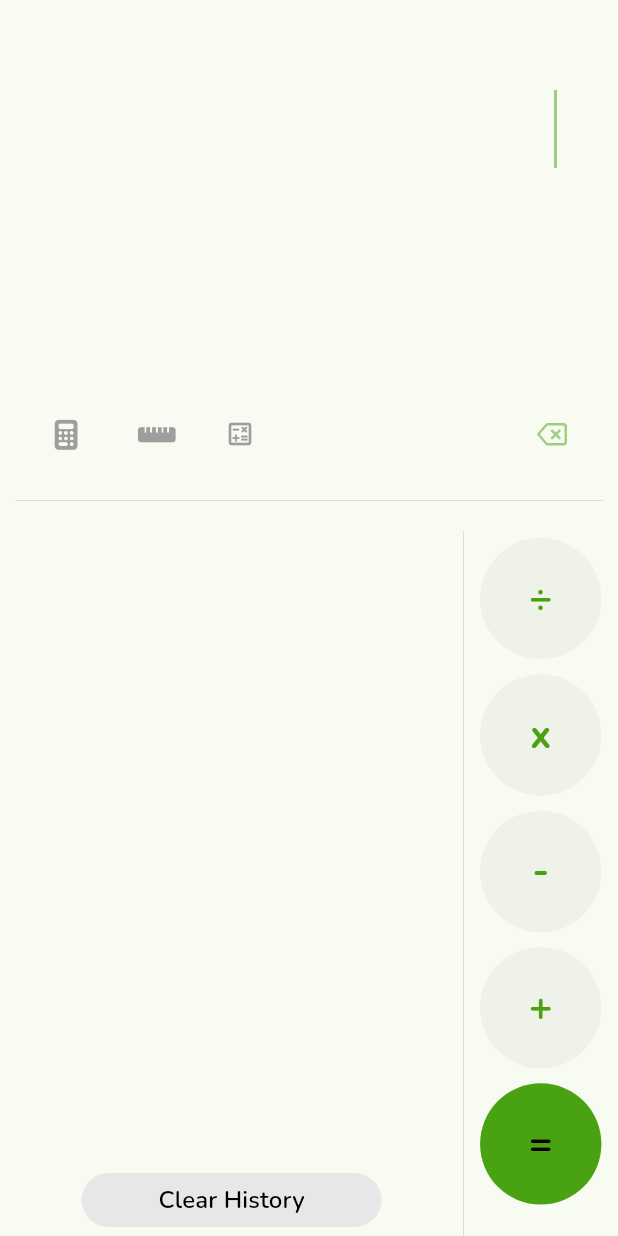
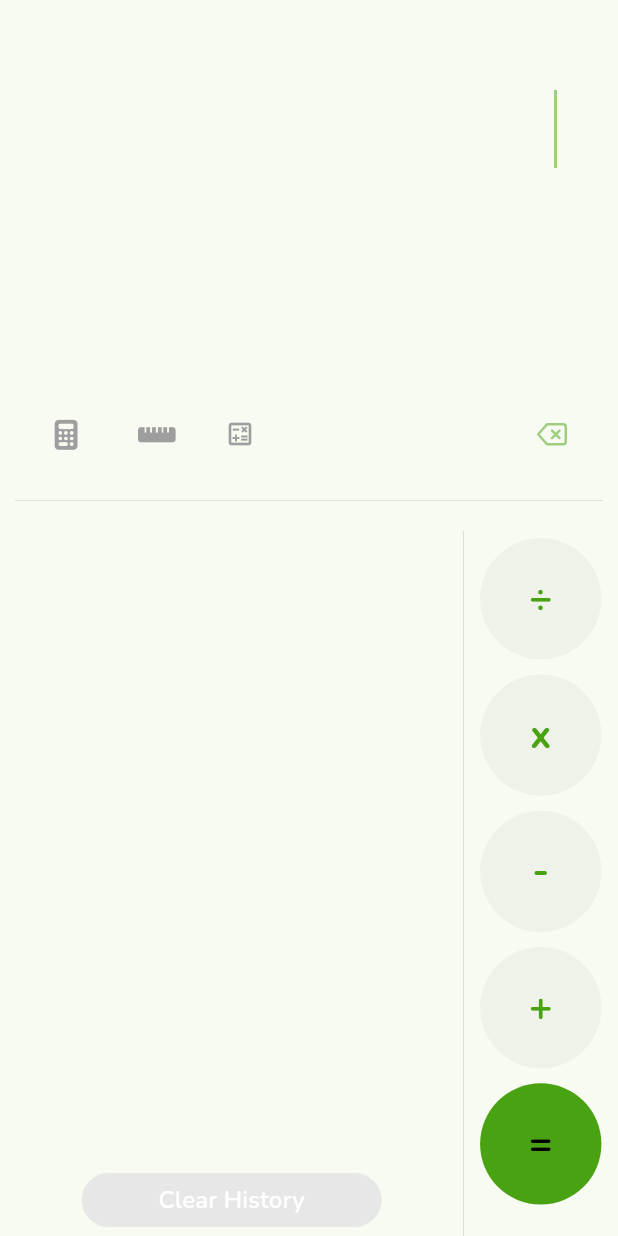
Before and after one commit to MrKhay/Samsung-Calculator-Clone, a Flutter app: the screen it shows after launch, after a tap on an icon or button, on a phone screen of 412 x 824 dp. Run offline on Flutter 3.47's test engine with Material 2 defaults, Android fonts, the phone set to English and light mode, and no system bars; our stand-ins replace bloc, equatable, flutter_bloc, flutter_feather_icons, fluttertoast, font_awesome_flutter and 3 more; accounts and stored records are empty.

Commit message:
update to ui

```diff
--- a/lib/core/themes/app_theme.dart
+++ b/lib/core/themes/app_theme.dart
@@ -12,7 +12,7 @@ class AppTheme {
       seedColor: Colors.green,
       background: Colors.white,
       secondary: Colors.black,
-      primary: Colors.black,
+      onBackground: Colors.black,
     ),
     visualDensity: VisualDensity.adaptivePlatformDensity,
     buttonTheme: ButtonThemeData(
@@ -38,7 +38,7 @@ class AppTheme {
         background: Colors.black,
         brightness: Brightness.dark,
         surface: Colors.black,
-        primary: Colors.white,
+        onBackground: Colors.white,
       ),
       visualDensity: VisualDensity.adaptivePlatformDensity,
       buttonTheme: ButtonThemeData(
--- a/lib/data/models/buttondata.dart
+++ b/lib/data/models/buttondata.dart
@@ -56,15 +56,15 @@ const List<ButtonData> buttonNumbersAndOperatosGrid = [
   ButtonData(buttonText: '7'),
   ButtonData(buttonText: '8'),
   ButtonData(buttonText: '9'),
-  ButtonData(buttonText: 'x'),
+  ButtonData(buttonText: 'x', textColor: greenColor),
   ButtonData(buttonText: '4'),
   ButtonData(buttonText: '5'),
   ButtonData(buttonText: '6'),
-  ButtonData(buttonText: '-'),
+  ButtonData(buttonText: '-', textColor: greenColor),
   ButtonData(buttonText: '1'),
   ButtonData(buttonText: '2'),
   ButtonData(buttonText: '3'),
-  ButtonData(buttonText: '+'),
+  ButtonData(buttonText: '+', textColor: greenColor),
   ButtonData(buttonText: '+/-'),
   ButtonData(buttonText: '0'),
   ButtonData(buttonText: '.'),
--- a/lib/presentation/common_widgets/custom_button.dart
+++ b/lib/presentation/common_widgets/custom_button.dart
@@ -92,7 +92,7 @@ class CustomButtonState extends State<CustomButton>
                   color: operatorsWithSpecialColors
                           .contains(widget.buttonData.buttonText)
                       ? buttonData.textColor
-                      : Theme.of(context).colorScheme.primary,
+                      : Theme.of(context).colorScheme.onBackground,
                 ),
               ));
         },
--- a/lib/presentation/screens/home_screen/home_screen.dart
+++ b/lib/presentation/screens/home_screen/home_screen.dart
@@ -227,7 +227,9 @@ class _HomeScreenState extends State<HomeScreen> with TickerProviderStateMixin {
                                 style: customFont(
                                   fontWeight: FontWeight.bold,
                                   fontSize: 35,
-                                  color: Theme.of(context).colorScheme.primary,
+                                  color: Theme.of(context)
+                                      .colorScheme
+                                      .onBackground,
                                 ),
                               ),
                             ),
@@ -527,7 +529,7 @@ class _HomeScreenState extends State<HomeScreen> with TickerProviderStateMixin {
                                                   fontSize: 20,
                                                   color: Theme.of(context)
                                                       .colorScheme
-                                                      .primary,
+                                                      .onBackground,
                                                 ),
                                               ),
                                             ),
--- a/lib/presentation/screens/home_screen/widgets/calculation_histroy.dart
+++ b/lib/presentation/screens/home_screen/widgets/calculation_histroy.dart
@@ -92,13 +92,15 @@ class _CalculationHistroyState extends State<CalculationHistroy> {
           color: greyColor,
           minWidth: 200,
           elevation: 0,
-          shape:
-              RoundedRectangleBorder(borderRadius: BorderRadius.circular(20)),
+          shape: RoundedRectangleBorder(
+            borderRadius: BorderRadius.circular(20),
+          ),
           child: Text(
             clearHistory,
             style: customFont(
-                color: Theme.of(context).colorScheme.primary,
-                fontWeight: FontWeight.w600),
+              color: Theme.of(context).colorScheme.background,
+              fontWeight: FontWeight.w600,
+            ),
           ),
         )
       ],
@@ -123,8 +125,8 @@ class _CalculationHistroyState extends State<CalculationHistroy> {
                 width: width,
                 child: Text(
                   calculationHistory.expression,
-                  style:
-                      customFont(color: Theme.of(context).colorScheme.primary),
+                  style: customFont(
+                      color: Theme.of(context).colorScheme.onBackground),
                 ),
               ),
             ),
```
